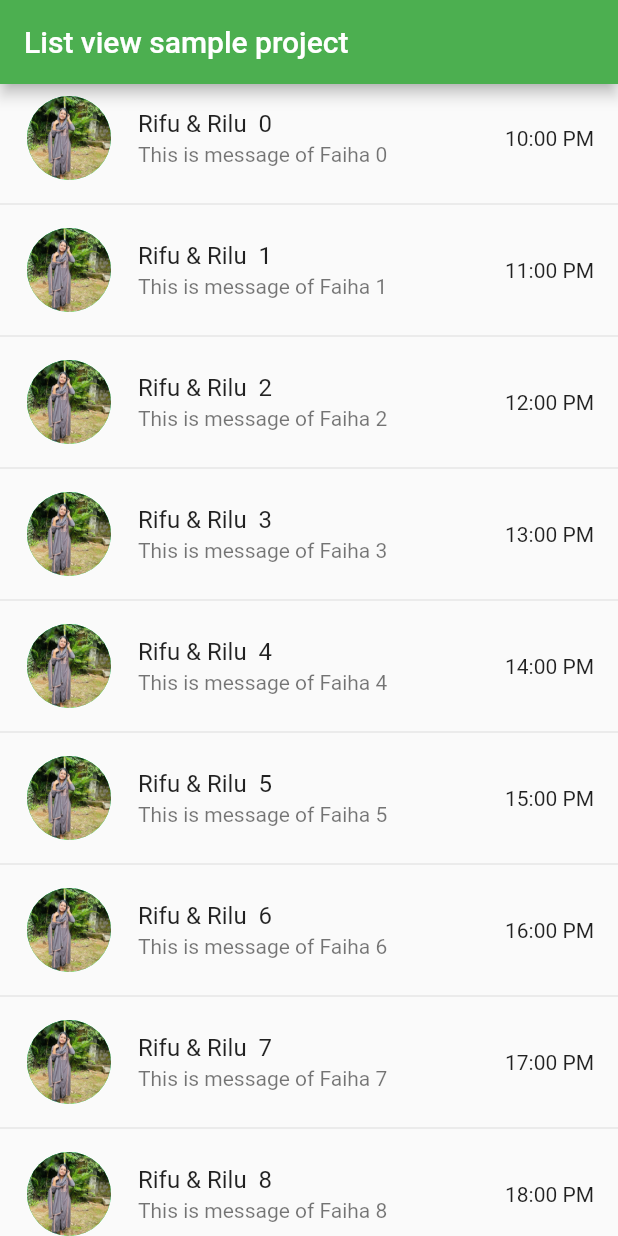
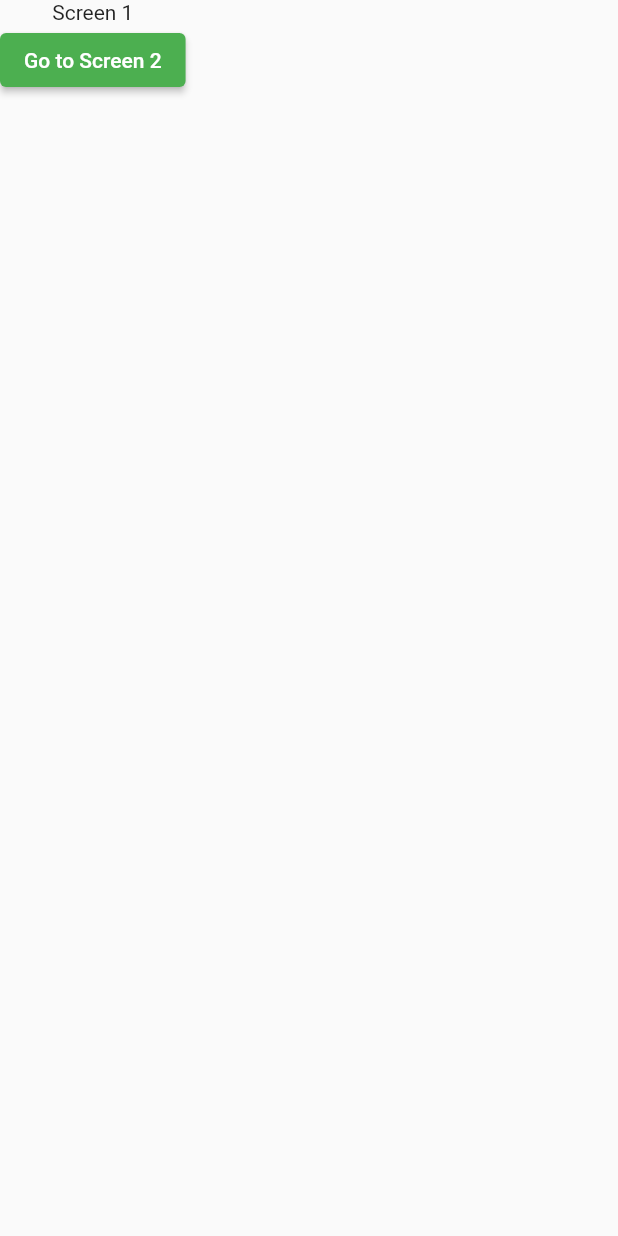
Before and after one commit to mahroofalip/date-with-flutter, a Flutter app: the screen it shows after launch, on a phone screen of 412 x 824 dp. Run offline on Flutter 3.47's test engine with Material 2 defaults, Android fonts, the phone set to English and light mode, and no system bars.

```diff
--- a/lib/list_view_sample.dart
+++ /dev/null
@@ -1,35 +0,0 @@
-import 'package:flutter/material.dart';
-import 'package:flutter/src/widgets/framework.dart';
-import 'package:flutter/src/widgets/placeholder.dart';
-
-class ListViewSample extends StatelessWidget {
-  const ListViewSample({super.key});
-
-  @override
-  Widget build(BuildContext context) {
-    return Scaffold(
-      appBar: AppBar(
-        title: const Text('List view sample project'),
-      ),
-      body: SafeArea(
-          child: ListView.separated(
-              itemBuilder: (ctx, index) {
-                return ListTile(
-                  title: Text('Rifu & Rilu  $index'),
-                  subtitle: Text('This is message of Faiha $index'),
-                  leading: CircleAvatar(
-                    radius: 30,
-                    backgroundColor: Color.fromARGB(255, 25, 243, 137),
-                    backgroundImage:
-                        AssetImage('assets/Images/1676305555606.jpg'),
-                  ),
-                  trailing: Text('1$index:00 PM'),
-                );
-              },
-              separatorBuilder: (ctx, index) {
-                return Divider();
-              },
-              itemCount: 30)),
-    );
-  }
-}
--- a/lib/main.dart
+++ b/lib/main.dart
@@ -1,5 +1,5 @@
 import 'package:flutter/material.dart';
-import 'package:flutter_application_1/list_view_sample.dart';
+import 'package:flutter_application_1/screenOne.dart';
 
 void main(List<String> args) {
   runApp(MyApp());
@@ -11,6 +11,6 @@ class MyApp extends StatelessWidget {
   @override
   Widget build(BuildContext context) {
     return MaterialApp(
-        theme: ThemeData(primarySwatch: Colors.green), home: ListViewSample());
+        theme: ThemeData(primarySwatch: Colors.green), home: ScreenOne());
   }
 }
--- /dev/null
+++ b/lib/screenOne.dart
@@ -0,0 +1,28 @@
+import 'package:flutter/material.dart';
+import 'package:flutter/src/widgets/framework.dart';
+import 'package:flutter/src/widgets/placeholder.dart';
+import 'package:flutter_application_1/screenTwo.dart';
+
+class ScreenOne extends StatelessWidget {
+  const ScreenOne({super.key});
+
+  @override
+  Widget build(BuildContext context) {
+    return Scaffold(
+      body: SafeArea(
+        child: Column(
+          children: [
+            Text('Screen 1'),
+            ElevatedButton(
+                onPressed: () {
+                  Navigator.of(context).push(MaterialPageRoute(builder: (ctx) {
+                    return ScreenTwo();
+                  }));
+                },
+                child: Text('Go to Screen 2'))
+          ],
+        ),
+      ),
+    );
+  }
+}
--- /dev/null
+++ b/lib/screenTwo.dart
@@ -0,0 +1,18 @@
+import 'package:flutter/material.dart';
+import 'package:flutter/src/widgets/framework.dart';
+import 'package:flutter/src/widgets/placeholder.dart';
+
+class ScreenTwo extends StatelessWidget {
+  const ScreenTwo({super.key});
+
+  @override
+  Widget build(BuildContext context) {
+    return Scaffold(
+      body: SafeArea(
+        child: Column(
+          children: [ElevatedButton(onPressed: () {}, child: Text('Go back'))],
+        ),
+      ),
+    );
+  }
+}
```
